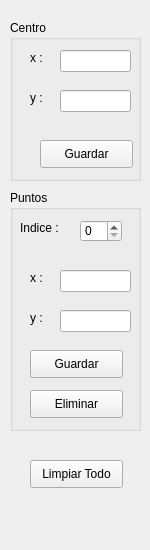
This is herramientas.ui in AdrianN17/PosPolygon as Qt 5 draws it before an edit. The edited form follows.
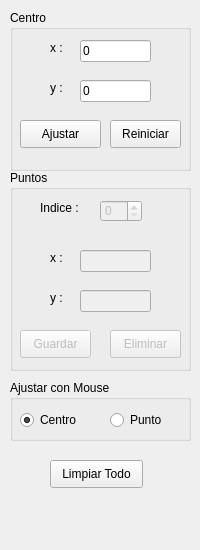
This is the edited form.

```diff
--- a/herramientas.ui
+++ b/herramientas.ui
@@ -6,7 +6,7 @@
    <rect>
     <x>0</x>
     <y>0</y>
-    <width>150</width>
+    <width>200</width>
     <height>550</height>
    </rect>
   </property>
@@ -17,8 +17,8 @@
    <property name="geometry">
     <rect>
      <x>10</x>
-     <y>20</y>
-     <width>131</width>
+     <y>10</y>
+     <width>181</width>
      <height>161</height>
     </rect>
    </property>
@@ -28,7 +28,7 @@
    <widget class="QLineEdit" name="txt_centrox">
     <property name="geometry">
      <rect>
-      <x>50</x>
+      <x>70</x>
       <y>30</y>
       <width>71</width>
       <height>22</height>
@@ -37,11 +37,14 @@
     <property name="inputMethodHints">
      <set>Qt::ImhNone</set>
     </property>
+    <property name="text">
+     <string>0</string>
+    </property>
    </widget>
    <widget class="QLineEdit" name="txt_centroy">
     <property name="geometry">
      <rect>
-      <x>50</x>
+      <x>70</x>
       <y>70</y>
       <width>71</width>
       <height>22</height>
@@ -50,11 +53,14 @@
     <property name="inputMethodHints">
      <set>Qt::ImhNone</set>
     </property>
+    <property name="text">
+     <string>0</string>
+    </property>
    </widget>
    <widget class="QLabel" name="label">
     <property name="geometry">
      <rect>
-      <x>20</x>
+      <x>40</x>
       <y>30</y>
       <width>21</width>
       <height>16</height>
@@ -67,7 +73,7 @@
    <widget class="QLabel" name="label_2">
     <property name="geometry">
      <rect>
-      <x>20</x>
+      <x>40</x>
       <y>70</y>
       <width>21</width>
       <height>16</height>
@@ -80,14 +86,27 @@
    <widget class="QPushButton" name="btn_guardar_centro">
     <property name="geometry">
      <rect>
-      <x>30</x>
-      <y>120</y>
-      <width>93</width>
+      <x>10</x>
+      <y>110</y>
+      <width>81</width>
       <height>28</height>
      </rect>
     </property>
     <property name="text">
-     <string>Guardar</string>
+     <string>Ajustar</string>
+    </property>
+   </widget>
+   <widget class="QPushButton" name="btn_reiniciar_centro">
+    <property name="geometry">
+     <rect>
+      <x>100</x>
+      <y>110</y>
+      <width>71</width>
+      <height>28</height>
+     </rect>
+    </property>
+    <property name="text">
+     <string>Reiniciar</string>
     </property>
    </widget>
   </widget>
@@ -95,9 +114,9 @@
    <property name="geometry">
     <rect>
      <x>10</x>
-     <y>190</y>
-     <width>131</width>
-     <height>241</height>
+     <y>170</y>
+     <width>181</width>
+     <height>201</height>
     </rect>
    </property>
    <property name="inputMethodHints">
@@ -106,20 +125,26 @@
    <property name="title">
     <string>Puntos</string>
    </property>
-   <widget class="QSpinBox" name="spinBox">
+   <widget class="QSpinBox" name="spinner">
+    <property name="enabled">
+     <bool>false</bool>
+    </property>
     <property name="geometry">
      <rect>
-      <x>70</x>
+      <x>90</x>
       <y>30</y>
       <width>42</width>
       <height>22</height>
      </rect>
     </property>
    </widget>
-   <widget class="QLineEdit" name="lineEdit_3">
+   <widget class="QLineEdit" name="txt_puntox">
+    <property name="enabled">
+     <bool>false</bool>
+    </property>
     <property name="geometry">
      <rect>
-      <x>50</x>
+      <x>70</x>
       <y>80</y>
       <width>71</width>
       <height>22</height>
@@ -132,7 +157,7 @@
    <widget class="QLabel" name="label_3">
     <property name="geometry">
      <rect>
-      <x>20</x>
+      <x>40</x>
       <y>80</y>
       <width>21</width>
       <height>16</height>
@@ -142,10 +167,13 @@
      <string>x :</string>
     </property>
    </widget>
-   <widget class="QLineEdit" name="lineEdit_4">
+   <widget class="QLineEdit" name="txt_puntoy">
+    <property name="enabled">
+     <bool>false</bool>
+    </property>
     <property name="geometry">
      <rect>
-      <x>50</x>
+      <x>70</x>
       <y>120</y>
       <width>71</width>
       <height>22</height>
@@ -158,7 +186,7 @@
    <widget class="QLabel" name="label_4">
     <property name="geometry">
      <rect>
-      <x>20</x>
+      <x>40</x>
       <y>120</y>
       <width>21</width>
       <height>16</height>
@@ -171,7 +199,7 @@
    <widget class="QLabel" name="label_5">
     <property name="geometry">
      <rect>
-      <x>10</x>
+      <x>30</x>
       <y>30</y>
       <width>55</width>
       <height>16</height>
@@ -182,11 +210,14 @@
     </property>
    </widget>
    <widget class="QPushButton" name="btn_guardar_punto">
+    <property name="enabled">
+     <bool>false</bool>
+    </property>
     <property name="geometry">
      <rect>
-      <x>20</x>
+      <x>10</x>
       <y>160</y>
-      <width>93</width>
+      <width>71</width>
       <height>28</height>
      </rect>
     </property>
@@ -195,11 +226,14 @@
     </property>
    </widget>
    <widget class="QPushButton" name="btn_eliminar_punto">
+    <property name="enabled">
+     <bool>false</bool>
+    </property>
     <property name="geometry">
      <rect>
-      <x>20</x>
-      <y>200</y>
-      <width>93</width>
+      <x>100</x>
+      <y>160</y>
+      <width>71</width>
       <height>28</height>
      </rect>
     </property>
@@ -211,7 +245,7 @@
   <widget class="QPushButton" name="btn_limpiar">
    <property name="geometry">
     <rect>
-     <x>30</x>
+     <x>50</x>
      <y>460</y>
      <width>93</width>
      <height>28</height>
@@ -221,6 +255,48 @@
     <string>Limpiar Todo</string>
    </property>
   </widget>
+  <widget class="QGroupBox" name="rg">
+   <property name="geometry">
+    <rect>
+     <x>10</x>
+     <y>380</y>
+     <width>181</width>
+     <height>61</height>
+    </rect>
+   </property>
+   <property name="title">
+    <string>Ajustar con Mouse</string>
+   </property>
+   <widget class="QRadioButton" name="rb1">
+    <property name="geometry">
+     <rect>
+      <x>10</x>
+      <y>30</y>
+      <width>61</width>
+      <height>20</height>
+     </rect>
+    </property>
+    <property name="text">
+     <string>Centro</string>
+    </property>
+    <property name="checked">
+     <bool>true</bool>
+    </property>
+   </widget>
+   <widget class="QRadioButton" name="rb2">
+    <property name="geometry">
+     <rect>
+      <x>100</x>
+      <y>30</y>
+      <width>61</width>
+      <height>20</height>
+     </rect>
+    </property>
+    <property name="text">
+     <string>Punto</string>
+    </property>
+   </widget>
+  </widget>
  </widget>
  <resources/>
  <connections/>
```
